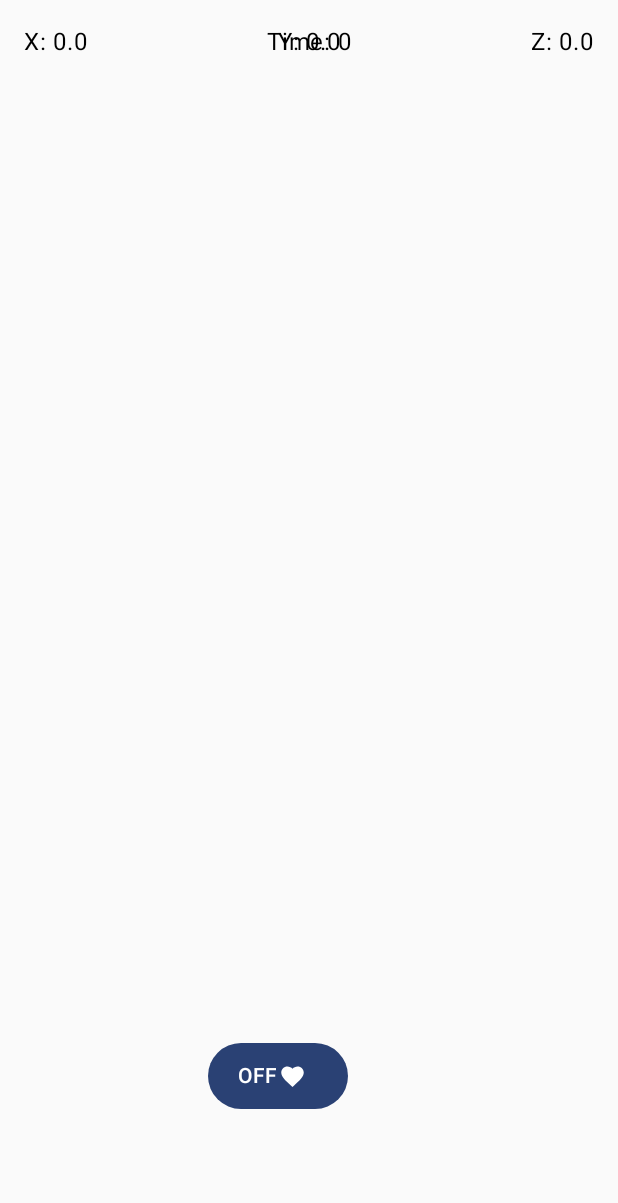
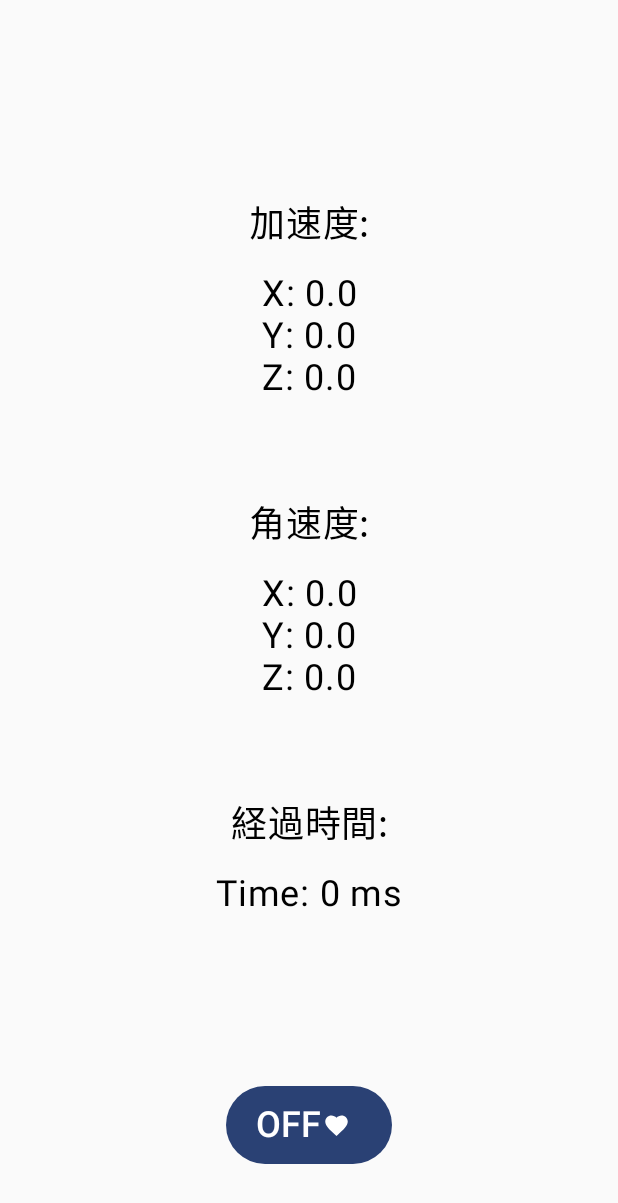
Before and after one commit to kajiLabTeam/SensorRingApp, an Android app built with Jetpack Compose: the screen it shows after launch (MainActivity), on a phone screen of 412 x 824 dp. Shown: the top 1203 px of the screen. Run offline under Robolectric (Android 15) with nearby library versions, the phone set to English and light mode, and no system bars.

Commit message:
add:配置いい感じに

```diff
--- a/app/src/main/java/com/example/blescanapplication/MainActivity.kt
+++ b/app/src/main/java/com/example/blescanapplication/MainActivity.kt
@@ -8,9 +8,11 @@ import androidx.activity.ComponentActivity
 import androidx.activity.compose.setContent
 import androidx.activity.enableEdgeToEdge
 import androidx.compose.foundation.layout.Box
+import androidx.compose.foundation.layout.Column
 import androidx.compose.foundation.layout.PaddingValues
 import androidx.compose.foundation.layout.Spacer
 import androidx.compose.foundation.layout.fillMaxSize
+import androidx.compose.foundation.layout.fillMaxWidth
 import androidx.compose.foundation.layout.padding
 import androidx.compose.foundation.layout.size
 import androidx.compose.material.icons.Icons
@@ -29,6 +31,7 @@ import androidx.compose.ui.Alignment
 import androidx.compose.ui.Modifier
 import androidx.compose.ui.tooling.preview.Preview
 import androidx.compose.ui.unit.dp
+import androidx.compose.ui.unit.sp
 import androidx.core.app.ActivityCompat
 import androidx.core.content.ContextCompat
 import com.example.blescanapplication.ui.theme.BLEScanApplicationTheme
@@ -130,7 +133,7 @@ fun GreetingButton(gattCallback: GattCallback) {
             bottom = 12.dp
         )
     ) {
-        Text(text = if (isOn.value) "ON" else "OFF")
+        Text(text = if (isOn.value) "ON" else "OFF" , fontSize = 24.sp)
         Icon(
             imageVector = Icons.Filled.Favorite,
             contentDescription = "Favorite",
@@ -147,6 +150,9 @@ fun MainContent(gattCallback: GattCallback) {
     val aX = remember { mutableStateOf("0.0") }
     val aY = remember { mutableStateOf("0.0") }
     val aZ = remember { mutableStateOf("0.0") }
+    val gX = remember { mutableStateOf("0.0") }
+    val gY = remember { mutableStateOf("0.0") }
+    val gZ = remember { mutableStateOf("0.0") }
 
     // データリスナーを設定
     gattCallback.setDataListener { dataString ->
@@ -157,24 +163,69 @@ fun MainContent(gattCallback: GattCallback) {
             aX.value = dataParts[1]
             aY.value = dataParts[2]
             aZ.value = dataParts[3]
+            gX.value = dataParts[4]
+            gY.value = dataParts[5]
+            gZ.value = dataParts[6]
         }
     }
 
-    Box(modifier = Modifier.fillMaxSize()) {
-        // 受信したデータを表示
-        Text(text = "Time: ${elapsedTime.value}", modifier = Modifier.align(Alignment.TopCenter).padding(16.dp))
-        Text(text = "X: ${aX.value}", modifier = Modifier.align(Alignment.TopStart).padding(16.dp))
-        Text(text = "Y: ${aY.value}", modifier = Modifier.align(Alignment.TopCenter).padding(16.dp))
-        Text(text = "Z: ${aZ.value}", modifier = Modifier.align(Alignment.TopEnd).padding(16.dp))
+    // 全体を Column でレイアウト
+    Column(
+        modifier = Modifier
+            .fillMaxSize()
+            .padding(16.dp) // 画面の余白を設定
+    ) {
+        // 中央に加速度と角速度を配置
+        Box(
+            modifier = Modifier
+                .fillMaxWidth()
+                .weight(1f), // 残りのスペースを全て占める
+            contentAlignment = Alignment.Center // 中央に配置
+        ) {
+            Column(horizontalAlignment = Alignment.CenterHorizontally) {
+                // 加速度データを表示
+                Text(text = "加速度:", fontSize = 24.sp)
 
+                Spacer(modifier = Modifier.size(16.dp)) // 少しスペースを追加
+
+                Text(text = "X: ${aX.value}", fontSize = 24.sp)
+                Text(text = "Y: ${aY.value}", fontSize = 24.sp)
+                Text(text = "Z: ${aZ.value}", fontSize = 24.sp)
+
+                Spacer(modifier = Modifier.size(64.dp)) // 少しスペースを追加
+
+                // 角速度データを表示
+                Text(text = "角速度:", fontSize = 24.sp)
+
+                Spacer(modifier = Modifier.size(16.dp)) // 少しスペースを追加
+
+                Text(text = "X: ${gX.value}", fontSize = 24.sp)
+                Text(text = "Y: ${gY.value}", fontSize = 24.sp)
+                Text(text = "Z: ${gZ.value}", fontSize = 24.sp)
+
+                Spacer(modifier = Modifier.size(64.dp)) // 少しスペースを追加
+
+                Text(text = "経過時間:", fontSize = 24.sp)
+
+                Spacer(modifier = Modifier.size(16.dp)) // 少しスペースを追加
+
+                Text(text = "Time: ${elapsedTime.value} ms", fontSize = 24.sp)
+
+
+            }
+        }
+
+        // 下部にボタンを配置
         Box(
-            modifier = Modifier.fillMaxSize(0.9f),
-            contentAlignment = Alignment.BottomCenter
+            modifier = Modifier.fillMaxWidth()
+            .padding(bottom = 32.dp),
+            contentAlignment = Alignment.BottomCenter // ボタンは下部中央に配置
         ) {
             GreetingButton(gattCallback)
         }
     }
 }
+
 
 
 @Preview(showBackground = true)
```
